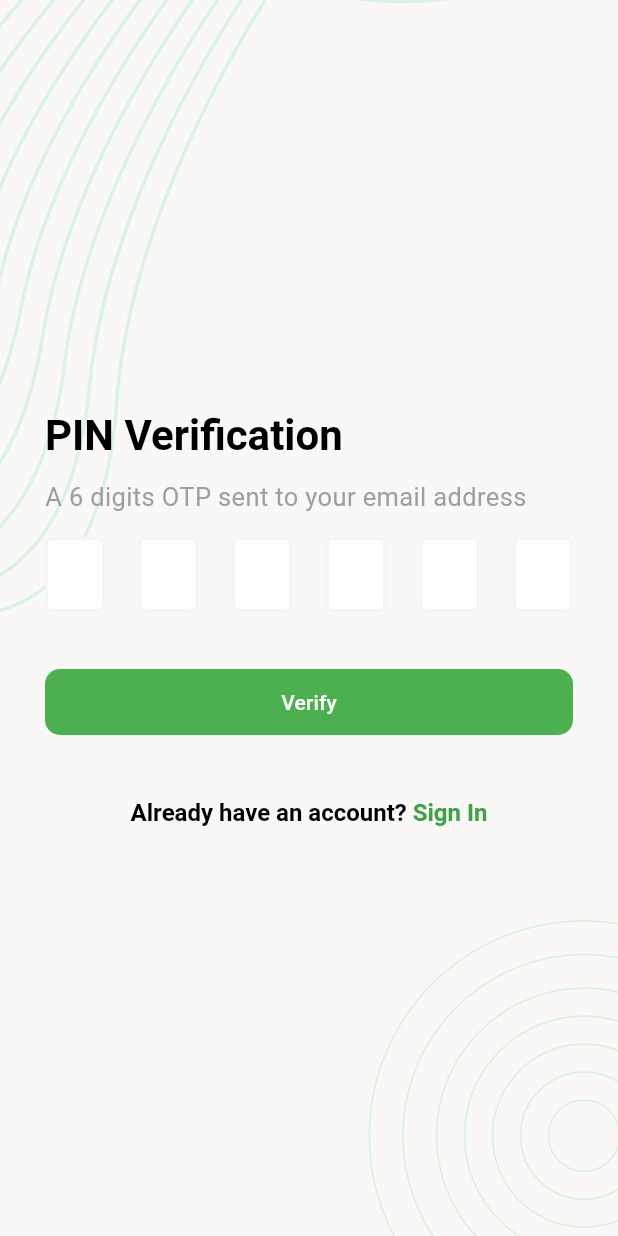
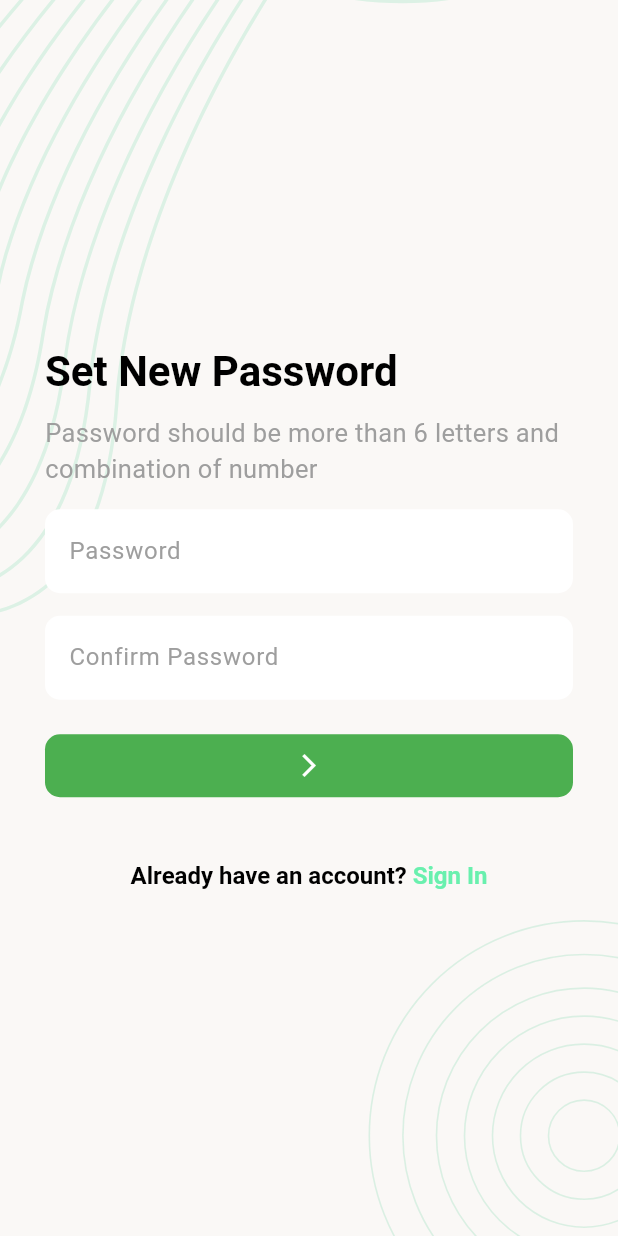
Before and after one commit to shajibulhasan/task_manager_app, a Flutter app: the ForgetPasswordVerifyOtpScreen screen opened directly, after a tap on "Verify", on a phone screen of 412 x 824 dp. Run offline on Flutter 3.47's test engine with Material 3 defaults, Android fonts, the light colour scheme and no system bars; drawn by our look-alikes of pin_code_fields; our stand-ins replace flutter_svg.

Commit message:
reset_password_screen & sign up screen ui design

```diff
--- a/lib/ui/screens/forget_password_verify_otp_screen.dart
+++ b/lib/ui/screens/forget_password_verify_otp_screen.dart
@@ -1,19 +1,24 @@
 import 'package:flutter/material.dart';
 import 'package:pin_code_fields/pin_code_fields.dart';
+import 'package:task_management_app/ui/screens/reset_password_screen.dart';
 import '../widgets/screen_background.dart';
+
 class ForgetPasswordVerifyOtpScreen extends StatefulWidget {
   const ForgetPasswordVerifyOtpScreen({super.key});
 
   @override
-  State<ForgetPasswordVerifyOtpScreen> createState() => _ForgetPasswordVerifyOtpScreenState();
+  State<ForgetPasswordVerifyOtpScreen> createState() =>
+      _ForgetPasswordVerifyOtpScreenState();
 }
 
-class _ForgetPasswordVerifyOtpScreenState extends State<ForgetPasswordVerifyOtpScreen> {
+class _ForgetPasswordVerifyOtpScreenState
+    extends State<ForgetPasswordVerifyOtpScreen> {
   @override
   @override
   Widget build(BuildContext context) {
     return Scaffold(
-        body: ScreenBackground(child: Padding(
+      body: ScreenBackground(
+        child: Padding(
           padding: const EdgeInsets.all(30.0),
           child: Column(
             mainAxisAlignment: MainAxisAlignment.center,
@@ -24,10 +29,11 @@ class _ForgetPasswordVerifyOtpScreenState extends State<ForgetPasswordVerifyOtpS
                 style: Theme.of(context).textTheme.titleLarge,
               ),
               const SizedBox(height: 10),
-              Text("A 6 digits OTP sent to your email address", style: TextStyle(color: Colors.grey, fontSize: 17),),
+              Text(
+                "A 6 digits OTP sent to your email address",
+                style: TextStyle(color: Colors.grey, fontSize: 17),
+              ),
               const SizedBox(height: 15),
-
-
 
               PinCodeTextField(
                 length: 6,
@@ -44,7 +50,6 @@ class _ForgetPasswordVerifyOtpScreenState extends State<ForgetPasswordVerifyOtpS
                   inactiveFillColor: Colors.white,
                   selectedColor: Colors.greenAccent,
                   inactiveColor: Colors.grey.shade100,
-
                 ),
                 animationDuration: Duration(milliseconds: 300),
                 backgroundColor: Colors.transparent,
@@ -52,14 +57,16 @@ class _ForgetPasswordVerifyOtpScreenState extends State<ForgetPasswordVerifyOtpS
                 appContext: context,
               ),
 
-
-
-
-
               const SizedBox(height: 20),
               FilledButton(
                 onPressed: () {
-                  Navigator.push(context, MaterialPageRoute(builder: (context) => const ForgetPasswordVerifyOtpScreen()));
+                  Navigator.push(
+                    context,
+                    MaterialPageRoute(
+                      builder: (context) =>
+                          const ResetPasswordScreen(),
+                    ),
+                  );
                 },
                 child: Text("Verify"),
               ),
@@ -86,14 +93,14 @@ class _ForgetPasswordVerifyOtpScreenState extends State<ForgetPasswordVerifyOtpS
                           ),
                         ],
                       ),
-
                     ),
                   ],
                 ),
-              )
+              ),
             ],
           ),
-        ))
+        ),
+      ),
     );
   }
 }
--- a/lib/ui/screens/login_page.dart
+++ b/lib/ui/screens/login_page.dart
@@ -1,5 +1,7 @@
+import 'package:flutter/gestures.dart';
 import 'package:flutter/material.dart';
 import 'package:task_management_app/ui/screens/forget_password_email_verify.dart';
+import 'package:task_management_app/ui/screens/sign_up_screen.dart';
 import 'package:task_management_app/ui/widgets/screen_background.dart';
 
 class LoginPage extends StatefulWidget {
@@ -69,6 +71,9 @@ class _LoginPageState extends State<LoginPage> {
                                 fontSize: 16,
                                 fontWeight: FontWeight.bold,
                               ),
+                              recognizer: TapGestureRecognizer()..onTap = () {
+                                Navigator.push(context, MaterialPageRoute(builder: (context) => const SignUpScreen()));
+                              },
                             ),
                           ],
                         ),
--- /dev/null
+++ b/lib/ui/screens/reset_password_screen.dart
@@ -0,0 +1,80 @@
+import 'package:flutter/gestures.dart';
+import 'package:flutter/material.dart';
+import 'package:task_management_app/ui/screens/forget_password_verify_otp_screen.dart';
+import 'package:task_management_app/ui/screens/login_page.dart';
+import 'package:task_management_app/ui/widgets/screen_background.dart';
+class ResetPasswordScreen extends StatelessWidget {
+  const ResetPasswordScreen({super.key});
+
+
+  @override
+  Widget build(BuildContext context) {
+    return Scaffold(
+        body: ScreenBackground(child: Padding(
+          padding: const EdgeInsets.all(30.0),
+          child: Column(
+            mainAxisAlignment: MainAxisAlignment.center,
+            crossAxisAlignment: CrossAxisAlignment.start,
+            children: [
+              Text(
+                'Set New Password',
+                style: Theme.of(context).textTheme.titleLarge,
+              ),
+              const SizedBox(height: 10),
+              Text("Password should be more than 6 letters and combination of number", style: TextStyle(color: Colors.grey, fontSize: 17),),
+              const SizedBox(height: 15),
+              TextFormField(
+                decoration: InputDecoration(
+                  hintText: 'Password',
+                ),
+              ),
+              SizedBox(height: 15,),
+              TextFormField(
+                decoration: InputDecoration(
+                  hintText: 'Confirm Password',
+                ),
+              ),
+              const SizedBox(height: 20),
+              FilledButton(
+                onPressed: () {
+                  Navigator.push(context, MaterialPageRoute(builder: (context) => const ForgetPasswordVerifyOtpScreen()));
+                },
+                child: Icon(Icons.arrow_forward_ios_outlined),
+              ),
+              const SizedBox(height: 40),
+              Center(
+                child: Column(
+                  children: [
+                    RichText(
+                      text: TextSpan(
+                        text: "Already have an account? ",
+                        style: TextStyle(
+                          color: Colors.black,
+                          fontSize: 16,
+                          fontWeight: FontWeight.bold,
+                        ),
+                        children: [
+                          TextSpan(
+                            text: "Sign In",
+                            style: TextStyle(
+                              color: Colors.greenAccent,
+                              fontSize: 16,
+                              fontWeight: FontWeight.bold,
+                            ),
+                            recognizer: TapGestureRecognizer()..onTap = () {
+                              Navigator.push(context, MaterialPageRoute(builder: (context) => const LoginPage()));
+                            },
+                          ),
+                        ],
+                      ),
+
+                    ),
+                  ],
+                ),
+              )
+            ],
+          ),
+        ))
+    );
+  }
+}
```
Also changed, not shown: lib/ui/screens/sign_up_screen.dart (added, +103 -0 lines).
